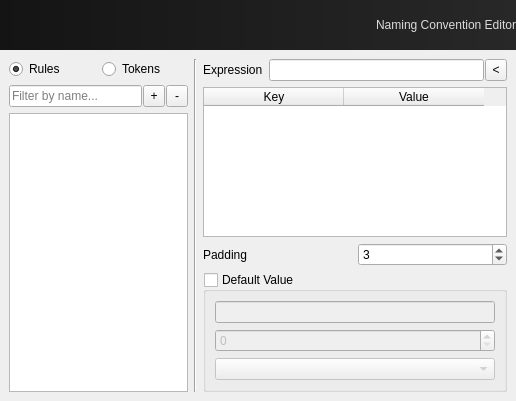
Old version of the form riglab/naming/ui/namingeditor.ui in the repository csaez/riglab.
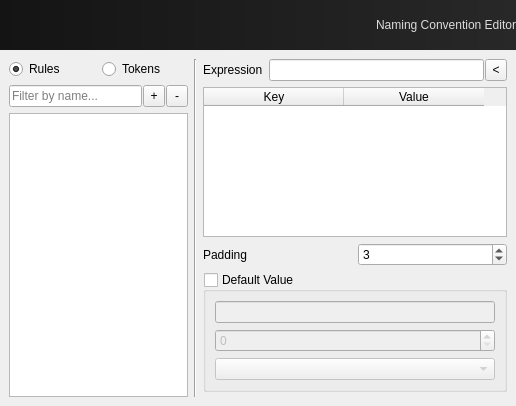
New version of the form.

The edit to the form file:
```diff
--- a/riglab/naming/ui/namingeditor.ui
+++ b/riglab/naming/ui/namingeditor.ui
@@ -7,7 +7,7 @@
     <x>0</x>
     <y>0</y>
     <width>516</width>
-    <height>379</height>
+    <height>406</height>
    </rect>
   </property>
   <property name="windowTitle">
```
Left out of the diff: 106 changed lines with no effect on the pictures.
